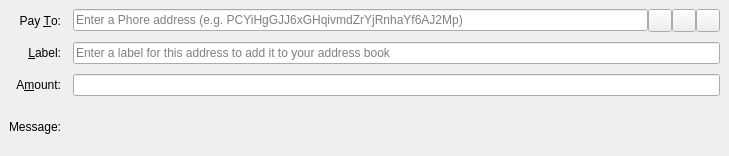
Qt form src/qt/forms/sendcoinsentry.ui (wqking-misc/SocialSend) before a commit.
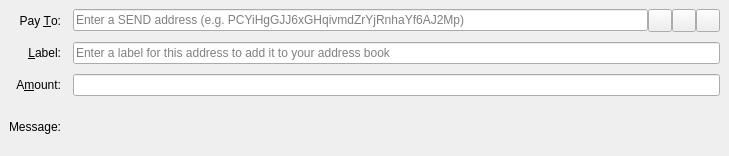
The same form after that commit. Icons and pictures are not drawn. Custom widgets are drawn as their Qt base class.

What changed in the file:
```diff
--- a/src/qt/forms/sendcoinsentry.ui
+++ b/src/qt/forms/sendcoinsentry.ui
@@ -76,7 +76,7 @@
          <string/>
         </property>
         <property name="placeholderText">
-         <string>Enter a Phore address (e.g. PCYiHgGJJ6xGHqivmdZrYjRnhaYf6AJ2Mp)</string>
+         <string>Enter a SEND address (e.g. PCYiHgGJJ6xGHqivmdZrYjRnhaYf6AJ2Mp)</string>
         </property>
        </widget>
       </item>
```
